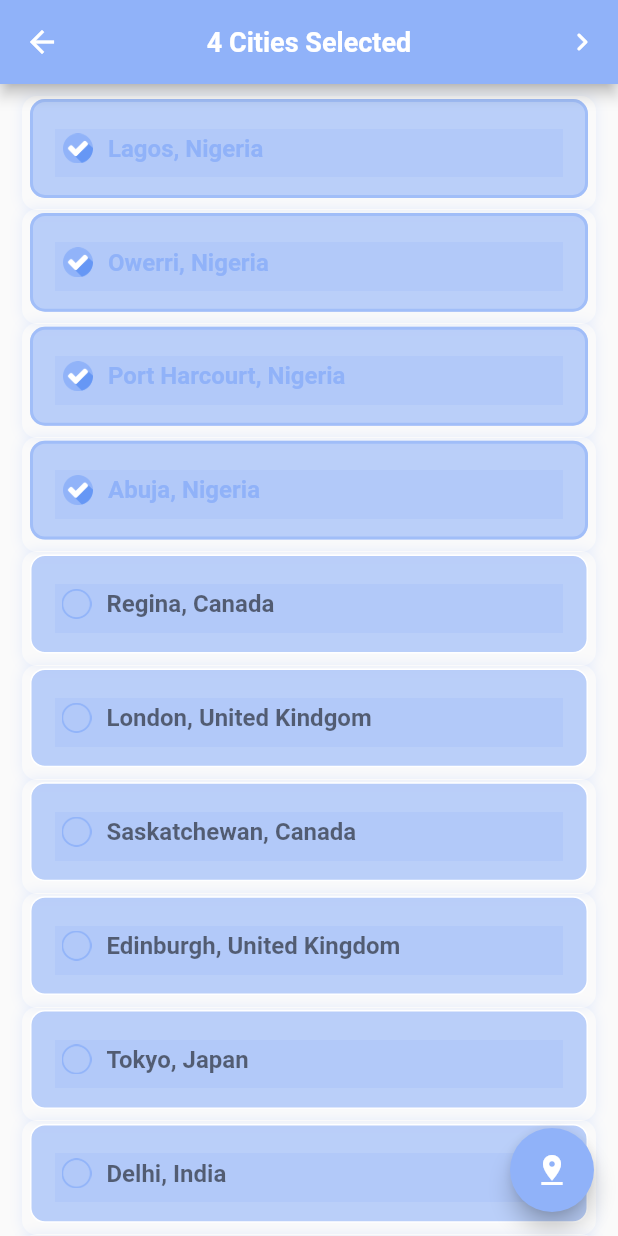
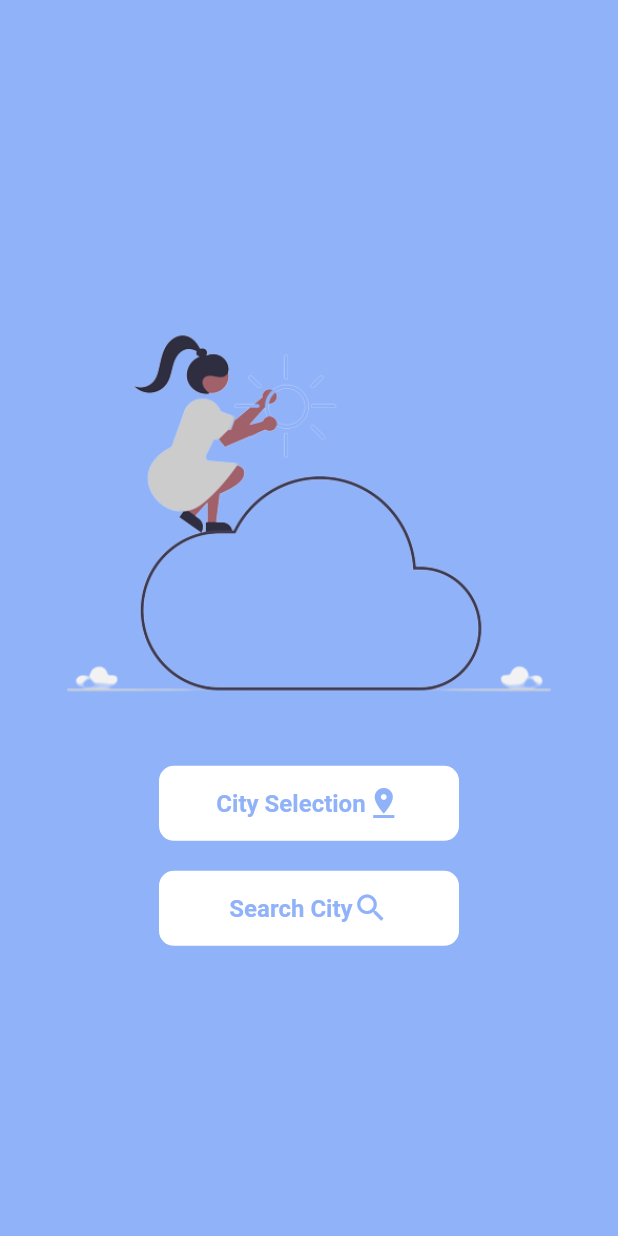
Before and after one commit to Atuoha/realtime_weather, a Flutter app: the screen it shows after launch, after a tap on "Get Started", on a phone screen of 412 x 824 dp. Run offline on Flutter 3.47's test engine with Material 2 defaults, Android fonts, the phone set to English and light mode, and no system bars.

Commit message:
remodifying the app to accomodate search entries from the weather api

```diff
--- a/lib/main.dart
+++ b/lib/main.dart
@@ -1,5 +1,6 @@
 import 'package:flutter/material.dart';
 import 'package:weatherapp/providers/city.dart';
+import 'weather-types/types.dart';
 import 'screens/screens.dart';
 import 'package:provider/provider.dart';
 
@@ -18,7 +19,9 @@ class WeatherApp extends StatelessWidget {
         home: const GetStarted(),
         routes: {
           HomeScreen.routeName: (context) => const HomeScreen(),
-          Welcome.routeName: (context) => const Welcome()
+          WeatherType.routeName: (context) => const WeatherType(),
+          CitySelectionType.routeName: (context) => const CitySelectionType(),
+          SearchType.routeName: (context) => const SearchType(),
         },
       ),
     );
--- a/lib/providers/city.dart
+++ b/lib/providers/city.dart
@@ -2,9 +2,16 @@ import 'package:flutter/cupertino.dart';
 import '../models/city.dart';
 
 class CityData extends ChangeNotifier {
+  String searchedCity = '';
+
   void toggleIsSelected(int id) {
     var city = _citiesList.firstWhere((city) => city.id == id);
     city.toggleSelected();
+    notifyListeners();
+  }
+
+  void searchCity(String city) {
+    searchedCity = city;
     notifyListeners();
   }
 
@@ -16,7 +23,7 @@ class CityData extends ChangeNotifier {
   final List _citiesList = [
     City(
       id: 1,
-      isSelected: true,
+      isSelected: false,
       city: 'Lagos',
       country: 'Nigeria',
       isDefault: false,
@@ -34,7 +41,7 @@ class CityData extends ChangeNotifier {
     ),
     City(
       id: 20,
-      isSelected: true,
+      isSelected: false,
       city: 'Port Harcourt',
       country: 'Nigeria',
       isDefault: false,
@@ -43,7 +50,7 @@ class CityData extends ChangeNotifier {
     ),
     City(
       id: 21,
-      isSelected: true,
+      isSelected: false,
       city: 'Abuja',
       country: 'Nigeria',
       isDefault: false,
--- a/lib/screens/get_started.dart
+++ b/lib/screens/get_started.dart
@@ -1,7 +1,7 @@
 import 'package:flutter/material.dart';
 import 'package:flutter/services.dart';
 import '../constants/constants.dart';
-import 'welcome.dart';
+import 'weather_selection_type.dart';
 
 class GetStarted extends StatelessWidget {
   const GetStarted({Key? key}) : super(key: key);
@@ -31,7 +31,7 @@ class GetStarted extends StatelessWidget {
                 onTap: () => Navigator.of(
                   context,
                 ).pushNamed(
-                  Welcome.routeName,
+                  WeatherType.routeName,
                 ),
                 child: Container(
                   height: 50,
--- a/lib/screens/home_screen.dart
+++ b/lib/screens/home_screen.dart
@@ -13,14 +13,20 @@ class HomeScreen extends StatefulWidget {
 class _HomeScreenState extends State<HomeScreen> {
   int humidity = 0;
   int temperature = 0;
+  int pressure = 0;
   int windSpeed = 0;
   int maxTemp = 0;
+  int minTemp = 0;
   String weatherStateName = 'Loading...';
 
   String imgUrl = '';
+  String description = '';
   String currentState = '...Loading';
-  int woeid = 56057581; // Our WOEID for Lagos Nigeria which is the default
-  String location = 'Lagos Nigeria'; // Default
+  double lon = 7.03041; // default location longitude
+  double lat = 5.48333; // default location latitude
+  String location = 'Owerri, Nigeria'; // default location name
+
+
 
   @override
   Widget build(BuildContext context) {
--- a/lib/screens/screens.dart
+++ b/lib/screens/screens.dart
@@ -1,3 +1,3 @@
 export 'home_screen.dart';
 export 'get_started.dart';
-export 'welcome.dart';
+export 'weather_selection_type.dart';
--- /dev/null
+++ b/lib/screens/weather_selection_type.dart
@@ -0,0 +1,110 @@
+import 'package:flutter/material.dart';
+import 'package:flutter/services.dart';
+import '../constants/constants.dart';
+import '../weather-types/types.dart';
+
+class WeatherType extends StatelessWidget {
+  static const routeName = '/weather-type';
+  const WeatherType({Key? key}) : super(key: key);
+
+  @override
+  Widget build(BuildContext context) {
+    SystemChrome.setSystemUIOverlayStyle(
+      const SystemUiOverlayStyle(
+        statusBarColor: Colors.transparent,
+      ),
+    );
+    return Scaffold(
+      body: Container(
+        alignment: Alignment.center,
+        constraints: const BoxConstraints.expand(),
+        color: Constants.primaryColor,
+        child: Center(
+          child: Column(
+            crossAxisAlignment: CrossAxisAlignment.center,
+            mainAxisAlignment: MainAxisAlignment.center,
+            children: [
+              Image.asset(
+                'assets/images/selection.png',
+              ),
+              const SizedBox(height: 20),
+              Column(
+                children: [
+                  GestureDetector(
+                    onTap: () => Navigator.of(
+                      context,
+                    ).pushNamed(
+                      CitySelectionType.routeName,
+                    ),
+                    child: Container(
+                      height: 50,
+                      width: 200,
+                      decoration: BoxDecoration(
+                        color: Colors.white,
+                        borderRadius: BorderRadius.circular(10),
+                      ),
+                      child: Center(
+                        child: Wrap(
+                          crossAxisAlignment: WrapCrossAlignment.center,
+                          children: [
+                            Text(
+                              'City Selection',
+                              style: TextStyle(
+                                fontSize: 16,
+                                color: Constants.primaryColor,
+                                fontWeight: FontWeight.bold,
+                              ),
+                            ),
+                            Icon(
+                              Icons.pin_drop,
+                              color: Constants.primaryColor,
+                            ),
+                          ],
+                        ),
+                      ),
+                    ),
+                  ),
+                  const SizedBox(height: 20),
+                  GestureDetector(
+                    onTap: () => Navigator.of(
+                      context,
+                    ).pushNamed(
+                      SearchType.routeName,
+                    ),
+                    child: Container(
+                      height: 50,
+                      width: 200,
+                      decoration: BoxDecoration(
+                        color: Colors.white,
+                        borderRadius: BorderRadius.circular(10),
+                      ),
+                      child: Center(
+                        child: Wrap(
+                          crossAxisAlignment: WrapCrossAlignment.center,
+                          children: [
+                            Text(
+                              'Search City',
+                              style: TextStyle(
+                                fontSize: 16,
+                                color: Constants.primaryColor,
+                                fontWeight: FontWeight.bold,
+                              ),
+                            ),
+                            Icon(
+                              Icons.search,
+                              color: Constants.primaryColor,
+                            ),
+                          ],
+                        ),
+                      ),
+                    ),
+                  ),
+                ],
+              )
+            ],
+          ),
+        ),
+      ),
+    );
+  }
+}
--- a/lib/screens/welcome.dart
+++ b/lib/weather-types/city_selection_type.dart
@@ -5,9 +5,9 @@ import 'package:weatherapp/providers/city.dart';
 import 'package:weatherapp/screens/home_screen.dart';
 import '../constants/constants.dart';
 
-class Welcome extends StatelessWidget {
-  static const routeName = '/welcome';
-  const Welcome({Key? key}) : super(key: key);
+class CitySelectionType extends StatelessWidget {
+  static const routeName = '/city-selection';
+  const CitySelectionType({Key? key}) : super(key: key);
 
   @override
   Widget build(BuildContext context) {
@@ -64,8 +64,8 @@ class Welcome extends StatelessWidget {
       body: ListView.builder(
         itemCount: cityProvider.cities().length,
         itemBuilder: (context, index) => Container(
-          margin: const EdgeInsets.fromLTRB(20, 10, 20, 0),
-          padding: const EdgeInsets.symmetric(horizontal: 20),
+          margin: const EdgeInsets.fromLTRB(10, 10, 20, 0),
+          padding: const EdgeInsets.symmetric(horizontal: 10),
           height: size.height * 0.08,
           width: double.infinity,
           decoration: BoxDecoration(
@@ -121,3 +121,5 @@ class Welcome extends StatelessWidget {
     );
   }
 }
+
+// <uses-permission android:name="android.permission.INTERNET"/>
--- /dev/null
+++ b/lib/weather-types/search_type.dart
@@ -0,0 +1,39 @@
+import 'package:flutter/material.dart';
+import 'package:flutter/services.dart';
+import 'package:provider/provider.dart';
+
+import '../constants/constants.dart';
+import '../providers/city.dart';
+
+class SearchType extends StatelessWidget {
+  static const routeName = '/search-selection';
+  const SearchType({Key? key}) : super(key: key);
+
+  @override
+  Widget build(BuildContext context) {
+     var cityProvider = Provider.of<CityData>(context);
+    Size size = MediaQuery.of(context).size;
+    SystemChrome.setSystemUIOverlayStyle(
+      const SystemUiOverlayStyle(
+        statusBarColor: Colors.transparent,
+      ),
+    );
+    return Scaffold(
+      floatingActionButton: cityProvider.searchedCity.isNotEmpty
+          ? FloatingActionButton(
+              backgroundColor: Constants.primaryColor,
+              onPressed: null,
+              child: const Icon(
+                Icons.pin_drop,
+                color: Colors.white,
+              ),
+            )
+          : null,
+      appBar: AppBar(
+
+        backgroundColor: Constants.primaryColor,
+        title: const Text('Search City'),
+      ),
+    );
+  }
+}
--- /dev/null
+++ b/lib/weather-types/types.dart
@@ -0,0 +1,2 @@
+export 'search_type.dart';
+export 'city_selection_type.dart';
```
Also changed, not shown: assets/images/selection.png (added).
